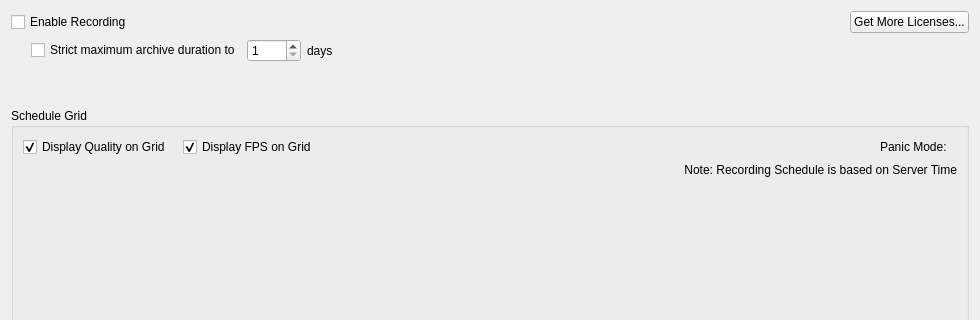
Qt form client/src/ui/widgets/properties/camera_schedule_widget.ui (networkoptix/nx_open) before a commit; both pictures show x 0 to 980 and y 0 to 320 of the 980 by 600 pixel window.
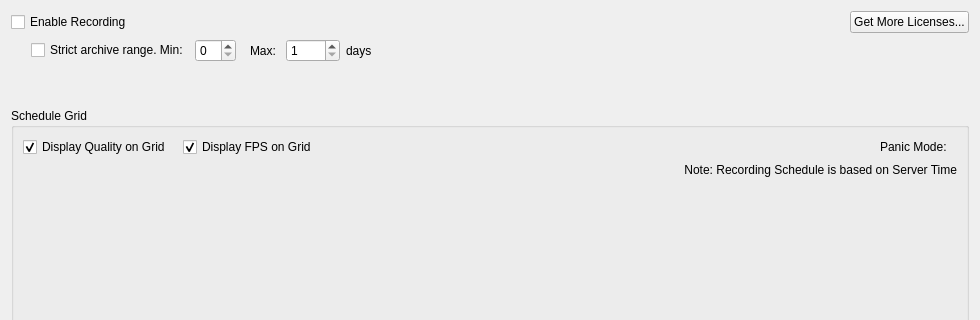
The same form after that commit. Custom widgets are drawn as their Qt base class.

Commit message:
min archive time started
<==== Mercurial data ====>
Branch: max_archive

```diff
--- a/client/src/ui/widgets/properties/camera_schedule_widget.ui
+++ b/client/src/ui/widgets/properties/camera_schedule_widget.ui
@@ -63,7 +63,7 @@
    </item>
    <item>
     <layout class="QGridLayout" name="gridLayout">
-     <item row="0" column="3">
+     <item row="0" column="5">
       <widget class="QSpinBox" name="spinBoxMaxDays">
        <property name="minimum">
         <number>1</number>
@@ -73,7 +73,7 @@
        </property>
       </widget>
      </item>
-     <item row="0" column="5">
+     <item row="0" column="7">
       <spacer name="horizontalSpacer_5">
        <property name="orientation">
         <enum>Qt::Horizontal</enum>
@@ -89,7 +89,7 @@
      <item row="0" column="1">
       <widget class="QCheckBox" name="checkBoxMaxArchive">
        <property name="text">
-        <string>Strict maximum archive duration to</string>
+        <string>Strict archive range. Min:</string>
        </property>
       </widget>
      </item>
@@ -109,13 +109,39 @@
        </property>
       </spacer>
      </item>
-     <item row="0" column="4">
+     <item row="0" column="6">
       <widget class="QLabel" name="maxArchiveLabel">
        <property name="text">
         <string>days</string>
        </property>
       </widget>
      </item>
+     <item row="0" column="2">
+      <widget class="QSpinBox" name="spinBoxMinDays"/>
+     </item>
+     <item row="0" column="4">
+      <widget class="QLabel" name="minArchiveLabel">
+       <property name="text">
+        <string>Max: </string>
+       </property>
+      </widget>
+     </item>
+     <item row="0" column="3">
+      <spacer name="horizontalSpacer_8">
+       <property name="orientation">
+        <enum>Qt::Horizontal</enum>
+       </property>
+       <property name="sizeType">
+        <enum>QSizePolicy::Fixed</enum>
+       </property>
+       <property name="sizeHint" stdset="0">
+        <size>
+         <width>8</width>
+         <height>20</height>
+        </size>
+       </property>
+      </spacer>
+     </item>
     </layout>
    </item>
    <item>
```
The commit also changes 6 other files.
